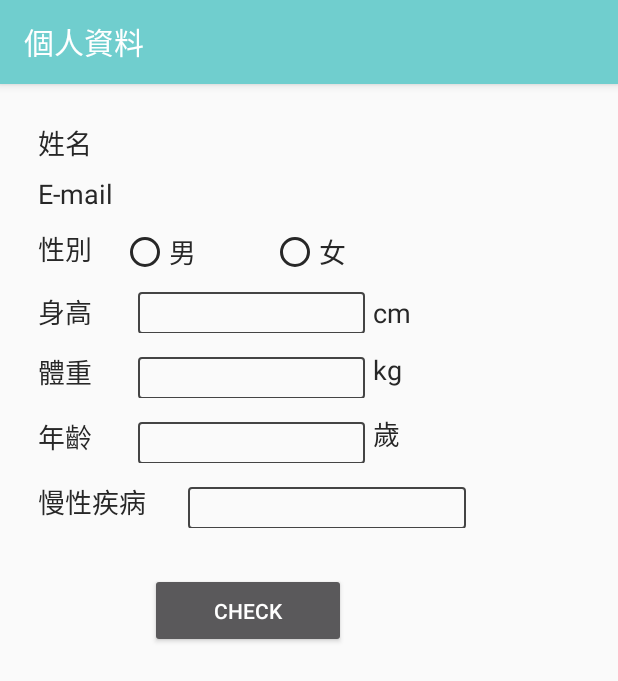
After one commit to weiwei1204/MedicineAPP, an Android app: the informationActivity screen opened directly, with no data from a screen before it, on a phone screen of 412 x 824 dp. The commit adds this screen. Shown: the top 681 px of the screen. Run offline under Robolectric (Android 15) with nearby library versions, the phone set to English and light mode, and no system bars; our stand-ins replace Volley; network calls fail; 2 statements that could not run were skipped.

Commit message:
個人資訊頁面

```diff
--- a/app/src/main/java/com/example/carrie/carrie_test1/LoginActivity.java
+++ b/app/src/main/java/com/example/carrie/carrie_test1/LoginActivity.java
@@ -4,14 +4,19 @@ import android.content.Intent;
 import android.os.Bundle;
 import android.support.annotation.NonNull;
 import android.support.v7.app.AppCompatActivity;
+import android.util.Log;
 import android.view.View;
-import android.widget.Button;
-import android.widget.EditText;
 import android.widget.LinearLayout;
 import android.widget.TextView;
 import android.widget.Toast;
 
+import com.android.volley.AuthFailureError;
+import com.android.volley.Request;
 import com.android.volley.RequestQueue;
+import com.android.volley.Response;
+import com.android.volley.VolleyError;
+import com.android.volley.toolbox.StringRequest;
+import com.android.volley.toolbox.Volley;
 import com.google.android.gms.auth.api.Auth;
 import com.google.android.gms.auth.api.signin.GoogleSignInAccount;
 import com.google.android.gms.auth.api.signin.GoogleSignInOptions;
@@ -23,17 +28,27 @@ import com.google.android.gms.common.api.ResultCallback;
 import com.google.android.gms.common.api.Status;
 import com.kosalgeek.asynctask.AsyncResponse;
 
+import java.io.BufferedReader;
+import java.io.ByteArrayOutputStream;
+import java.io.IOException;
+import java.io.InputStream;
+import java.io.InputStreamReader;
+import java.net.HttpURLConnection;
+import java.net.URL;
+import java.util.HashMap;
+import java.util.Map;
+
 public class LoginActivity extends AppCompatActivity implements View.OnClickListener,GoogleApiClient.OnConnectionFailedListener,AsyncResponse {
 
     private LinearLayout Prof_Section2;
     private SignInButton SignIn;
-    private TextView Name,Email;
+    public TextView Name,Email;
     public GoogleApiClient googleApiCliente;
     private static final int REQ_CODE = 9001;
-    EditText ET_name,ET_username,ET_email;
-    String name1,username1,email1;
-    Button insert;
+    String gname,gemail,googleid;
     RequestQueue requestQueue;
+    String insertUrl = "http://140.136.47.56/client2/insert.php/";
+    String inputStr;
 
 
 
@@ -75,14 +90,6 @@ public class LoginActivity extends AppCompatActivity implements View.OnClickList
 //                break;
         }
 
-//        HashMap postData=new HashMap();
-//
-//        postData.put("mobile","android");
-//        postData.put("Username","weiwei");
-//        postData.put("Password","12345");
-//
-//        PostResponseAsyncTask task = new PostResponseAsyncTask(this,postData);
-//        task.execute("http://127.0.0.1/client2/member.php");
     }
 
 
@@ -108,6 +115,7 @@ public class LoginActivity extends AppCompatActivity implements View.OnClickList
 
     private  void  signOut() {
 
+
         Auth.GoogleSignInApi.signOut(googleApiCliente).setResultCallback(new ResultCallback<Status>() {
             @Override
             public void onResult(@NonNull Status status) {
@@ -124,9 +132,13 @@ public class LoginActivity extends AppCompatActivity implements View.OnClickList
             GoogleSignInAccount account = result.getSignInAccount();
             String name = account.getDisplayName();
             String email = account.getEmail();
+            String google =account.getId();
+            gname=name;
+            gemail=email;
+            googleid=google;
+
+            member();
             String username="rita";
-            Name.setText(name);
-            Email.setText(email);
             updateUI(true);
 
         }
@@ -136,11 +148,96 @@ public class LoginActivity extends AppCompatActivity implements View.OnClickList
 
     }
 
+
+    public void member(){
+
+        requestQueue = Volley.newRequestQueue(getApplicationContext());
+
+        final StringRequest request = new StringRequest(Request.Method.POST, insertUrl, new Response.Listener<String>() {
+                    @Override
+                    public void onResponse(String response) {
+//                        Log.d("asdfg","1");
+//                        Log.i("asdfg",response);
+                    }
+                }, new Response.ErrorListener() {
+                    @Override
+                    public void onErrorResponse(VolleyError error) {
+                    }
+                }){
+                    protected Map<String,String> getParams() throws AuthFailureError {
+                        Map<String, String> parameters = new HashMap<String, String>();
+                        parameters.put("username", gname);
+                        parameters.put("password", gemail);
+                        parameters.put("google_id", googleid);
+                        Log.d("my",parameters.toString());
+                        check();
+//                        try {
+//                            Log.d("qqqqq","333");
+//
+//                            URL url = new URL(insertUrl);
+//                            HttpURLConnection httpHandler = (HttpURLConnection) url.openConnection();
+//                            httpHandler.setRequestMethod("GET");
+//                            httpHandler.setDoInput(true);
+//                            InputStream is = httpHandler.getInputStream();
+//                            BufferedReader br = new BufferedReader(new InputStreamReader(is));
+//                            inputStr = br.readLine();
+//                            Log.d("qqqqq","555");
+//
+//                            Log.d("qqqqq",inputStr);
+//                        } catch(Exception e){
+//                            Log.d("ErrorMessage", e.getLocalizedMessage());
+//                        }
+                        return parameters;
+
+
+                    }
+                };
+                requestQueue.add(request);
+
+
+
+    }
+
+
+    public void check() {
+        Log.d("aaa","1");
+        try {
+            URL url = new URL(insertUrl);
+            HttpURLConnection connection = (HttpURLConnection) url.openConnection();
+            Log.d("aaa","2");
+
+//            connection.connect();
+//            Log.d("aaa","3");
+            connection.setRequestMethod("GET");
+            connection.setDoInput(true);
+            Log.d("aaa","3");
+            InputStream is = connection.getInputStream();
+            Log.d("aaa","4");
+
+            ByteArrayOutputStream byteArrayOutputStream=new ByteArrayOutputStream();
+            BufferedReader streamReader = new BufferedReader(new InputStreamReader(is, "UTF-8"));
+            Log.d("aaa","5");
+
+            while ((inputStr = streamReader.readLine()) != null) {
+                Log.d("aaa","6");
+
+                Log.d("aaa",inputStr);
+            }
+        } catch (IOException e) {
+            e.printStackTrace();
+        }
+    }
+
     private void updateUI(boolean isLogin){
 
         if (isLogin){
 
-                Intent it = new Intent(this,MainActivity.class);
+                Intent it = new Intent(this,informationActivity.class);
+            Bundle bundle = new Bundle();
+            bundle.putString("name",gname);
+            bundle.putString("email",gemail);
+            Log.d("mm",bundle.getString("email"));
+            it.putExtras(bundle);   // 記得put進去，不然資料不會帶過去哦
                 startActivity(it);
 
 //            Prof_Section.setVisibility(View.VISIBLE);
@@ -153,7 +250,7 @@ public class LoginActivity extends AppCompatActivity implements View.OnClickList
 
     }
 
-    protected void onActivityResult(int requestCode, int resultCode, Intent data){
+    public void onActivityResult(int requestCode, int resultCode, Intent data){
         super.onActivityResult(requestCode,resultCode,data);
 
         if (requestCode==REQ_CODE){
@@ -164,6 +261,8 @@ public class LoginActivity extends AppCompatActivity implements View.OnClickList
 
 
 
+
+
     public void goback(View v){
         finish();
     }
--- a/app/src/main/java/com/example/carrie/carrie_test1/Main2.java
+++ b/app/src/main/java/com/example/carrie/carrie_test1/Main2.java
@@ -1,15 +1,14 @@
 package com.example.carrie.carrie_test1;
 
+import android.app.Activity;
+import android.content.Intent;
 import android.os.Bundle;
-import android.app.Activity;
 import android.os.Handler;
-import android.content.Intent;
-import android.view.WindowManager;
 
 public class Main2 extends Activity {
 
 
-    private static int SPLASH_TIME_OUT=4000;
+    private static int SPLASH_TIME_OUT=1000;
 
 
     @Override
--- a/app/src/main/java/com/example/carrie/carrie_test1/RobotActivity.java
+++ b/app/src/main/java/com/example/carrie/carrie_test1/RobotActivity.java
@@ -24,15 +24,13 @@ public class RobotActivity extends Activity {
     EditText name, paasword;
     Button insert;
     RequestQueue requestQueue;
-    String insertUrl = "http://140.136.47.47/client2/insert.php/";
+    String insertUrl = "http://140.136.47.56/client2/insert.php/";
 
 
     @Override
     protected void onCreate(Bundle savedInstanceState) {
-        Log.d("myTag", "This is my message");
         super.onCreate(savedInstanceState);
         setContentView(R.layout.activity_robot);
-        Log.d("my", "view");
 
         name = (EditText) findViewById(R.id.e1);
         paasword = (EditText) findViewById(R.id.e2);
@@ -67,7 +65,7 @@ public class RobotActivity extends Activity {
 
                    }
                 };
-                Log.d("my",request.toString());
+                Log.d("pp",request.toString());
                 requestQueue.add(request);
             }
 
--- /dev/null
+++ b/app/src/main/java/com/example/carrie/carrie_test1/informationActivity.java
@@ -0,0 +1,76 @@
+package com.example.carrie.carrie_test1;
+
+import android.content.Intent;
+import android.os.Bundle;
+import android.support.v7.app.AppCompatActivity;
+import android.view.View;
+import android.widget.TextView;
+
+import com.android.volley.Request;
+import com.android.volley.RequestQueue;
+import com.android.volley.Response;
+import com.android.volley.VolleyError;
+import com.android.volley.toolbox.JsonObjectRequest;
+import com.android.volley.toolbox.Volley;
+
+import org.json.JSONArray;
+import org.json.JSONObject;
+
+public class informationActivity extends AppCompatActivity{
+
+    private TextView Name,Email;
+    private static final int REQ_CODE = 9001;
+    RequestQueue requestQueue;
+    String insertUrl = "http://140.136.47.47/client2/insert.php/";
+    String showtUrl = "http://140.136.47.47/client2/showmember.php/";
+
+
+
+
+    @Override
+    protected void onCreate(Bundle savedInstanceState) {
+        super.onCreate(savedInstanceState);
+        setContentView(R.layout.activity_information);
+        Name = (TextView)findViewById(R.id.Name);
+        Email = (TextView)findViewById(R.id.email);
+
+        LoginActivity la = new LoginActivity();
+
+        Bundle bundle = getIntent().getExtras();
+        String gemail = bundle.getString("email");
+        String gname = bundle.getString("name");
+        Name.setText(gname);
+        Email.setText(gemail);
+
+        requestQueue = Volley.newRequestQueue(getApplicationContext());
+
+    }
+
+
+    public void showmember(){
+
+        JsonObjectRequest jsonObjectRequest = new JsonObjectRequest(Request.Method.POST, showtUrl, new Response.Listener<JSONObject>() {
+            @Override
+            public void onResponse(JSONObject response) {
+                try {
+                    JSONArray students=response.getJSONArray("tbl_client");
+                } catch (Exception e) {
+                    e.printStackTrace();
+                }
+            }
+        },new Response.ErrorListener(){
+            @Override
+            public void onErrorResponse(VolleyError error){
+
+            }
+
+        });
+    }
+
+
+
+    public void gotoMainActivity(View v){ //連到搜尋藥品資訊頁面
+        Intent it = new Intent(this,MainActivity.class);
+        startActivity(it);
+    }
+}
--- /dev/null
+++ b/app/src/main/res/drawable/informationborder.xml
@@ -0,0 +1,23 @@
+<?xml version="1.0" encoding="utf-8"?>
+<shape xmlns:android="http://schemas.android.com/apk/res/android" android:shape="rectangle" >
+    <corners
+        android:radius="2dp"
+        />
+    <solid
+        android:color="#00000000"
+        />
+    <padding
+        android:left="0dp"
+        android:top="0dp"
+        android:right="0dp"
+        android:bottom="0dp"
+        />
+    <size
+        android:width="100sp"
+        android:height="60dp"
+        />
+    <stroke
+        android:width="1dp"
+        android:color="#444444"
+        />
+</shape>
--- /dev/null
+++ b/app/src/main/res/layout/activity_information.xml
@@ -0,0 +1,333 @@
+<?xml version="1.0" encoding="utf-8"?>
+<android.support.constraint.ConstraintLayout xmlns:android="http://schemas.android.com/apk/res/android"
+    xmlns:app="http://schemas.android.com/apk/res-auto"
+    xmlns:tools="http://schemas.android.com/tools"
+    android:layout_width="match_parent"
+    android:layout_height="match_parent"
+    android:background="#FAFAFA"
+    tools:context="com.example.carrie.carrie_test1.informationActivity">
+
+    <TableLayout
+        android:layout_width="344dp"
+        android:layout_height="495dp"
+        tools:layout_editor_absoluteX="8dp"
+        tools:layout_editor_absoluteY="8dp">
+
+        <TableRow
+            android:layout_width="match_parent"
+            android:layout_height="match_parent">
+
+            <LinearLayout
+                android:layout_width="match_parent"
+                android:layout_height="match_parent"
+                android:orientation="horizontal">
+
+                <TextView
+                    android:id="@+id/textname"
+                    android:layout_width="60dp"
+                    android:layout_height="25dp"
+                    android:layout_marginLeft="25dp"
+                    android:layout_marginTop="25dp"
+                    android:layout_weight="1"
+                    android:text="姓名"
+                    android:textColor="#272727"
+                    android:textSize="8pt" />
+
+                <TextView
+                    android:id="@+id/Name"
+                    android:layout_width="220dp"
+                    android:layout_height="25dp"
+                    android:layout_marginLeft="5dp"
+                    android:layout_marginTop="25dp"
+                    android:textColor="#272727"
+                    android:textSize="8pt" />
+
+            </LinearLayout>
+        </TableRow>
+
+        <TableRow
+            android:layout_width="match_parent"
+            android:layout_height="match_parent">
+
+            <LinearLayout
+                android:layout_width="match_parent"
+                android:layout_height="match_parent"
+                android:orientation="horizontal">
+
+                <TextView
+                    android:id="@+id/textemail"
+                    android:layout_width="60dp"
+                    android:layout_height="25dp"
+                    android:layout_marginLeft="25dp"
+                    android:layout_marginTop="10dp"
+                    android:layout_weight="1"
+                    android:text="E-mail"
+                    android:textColor="#272727"
+                    android:textSize="8pt" />
+
+                <TextView
+                    android:id="@+id/email"
+                    android:layout_width="220dp"
+                    android:layout_height="25dp"
+                    android:layout_marginLeft="5dp"
+                    android:layout_marginTop="10dp"
+                    android:text="TextView"
+                    android:textColor="#272727"
+                    android:textSize="8pt" />
+
+            </LinearLayout>
+        </TableRow>
+
+        <TableRow
+            android:layout_width="match_parent"
+            android:layout_height="match_parent">
+
+            <LinearLayout
+                android:layout_width="match_parent"
+                android:layout_height="match_parent"
+                android:orientation="horizontal">
+
+                <TextView
+                    android:id="@+id/textsex"
+                    android:layout_width="10dp"
+                    android:layout_height="25dp"
+                    android:layout_marginLeft="25dp"
+                    android:layout_marginTop="10dp"
+                    android:layout_weight="1"
+                    android:text="性別"
+                    android:textColor="#272727"
+                    android:textSize="8pt" />
+
+                <RadioGroup
+                    android:layout_width="200dp"
+                    android:layout_height="wrap_content"
+                    android:orientation="horizontal"
+                    android:layout_marginRight="30dp">
+
+                    <RadioButton
+                        android:id="@+id/radiosex1"
+                        android:layout_width="wrap_content"
+                        android:layout_height="wrap_content"
+                        android:layout_marginTop="10dp"
+                        android:layout_weight="1"
+                        android:text="男"
+                        android:textColor="#272727"
+                        android:textSize="8pt"
+                        android:buttonTint="#272727"/>
+
+                    <RadioButton
+                        android:id="@+id/radiosex2"
+                        android:layout_width="wrap_content"
+                        android:layout_height="wrap_content"
+                        android:layout_marginTop="10dp"
+                        android:layout_weight="1"
+                        android:text="女"
+                        android:textColor="#272727"
+                        android:textSize="8pt"
+                        android:buttonTint="#272727"/>
+
+                </RadioGroup>
+            </LinearLayout>
+        </TableRow>
+
+
+        <TableRow
+            android:layout_width="match_parent"
+            android:layout_height="match_parent">
+
+            <LinearLayout
+                android:layout_width="match_parent"
+                android:layout_height="match_parent"
+                android:orientation="horizontal">
+
+                <TextView
+                    android:id="@+id/textheight"
+                    android:layout_width="10dp"
+                    android:layout_height="25dp"
+                    android:layout_marginLeft="25dp"
+                    android:layout_marginTop="10dp"
+                    android:layout_weight="1"
+                    android:text="身高"
+                    android:textColor="#272727"
+                    android:textSize="8pt" />
+
+
+                <EditText
+                    android:id="@+id/hight"
+                    android:layout_width="100dp"
+                    android:layout_height="28dp"
+                    android:layout_marginLeft="5dp"
+                    android:layout_marginTop="10dp"
+                    android:layout_weight="1"
+                    android:ems="10"
+                    android:background="@drawable/informationborder"
+                    android:textColor="#272727"
+                    android:textSize="8pt"
+                    android:inputType="number"/>
+
+                <TextView
+                    android:id="@+id/textcm"
+                    android:layout_width="10dp"
+                    android:layout_height="25dp"
+                    android:layout_marginLeft="5dp"
+                    android:layout_marginTop="10dp"
+                    android:layout_weight="1"
+                    android:text="cm"
+                    android:textColor="#272727"
+                    android:textSize="8pt" />
+
+            </LinearLayout>
+        </TableRow>
+
+        <TableRow
+            android:layout_width="match_parent"
+            android:layout_height="match_parent">
+
+            <LinearLayout
+                android:layout_width="match_parent"
+                android:layout_height="match_parent"
+                android:orientation="horizontal">
+
+                <TextView
+                    android:id="@+id/textweight"
+                    android:layout_width="10dp"
+                    android:layout_height="25dp"
+                    android:layout_marginLeft="25dp"
+                    android:layout_marginTop="12dp"
+                    android:layout_weight="1"
+                    android:text="體重"
+                    android:textColor="#272727"
+                    android:textSize="8pt" />
+
+
+                <EditText
+                    android:id="@+id/weight"
+                    android:layout_width="100dp"
+                    android:layout_height="28dp"
+                    android:layout_marginLeft="5dp"
+                    android:layout_marginTop="15dp"
+                    android:layout_weight="1"
+                    android:ems="10"
+                    android:background="@drawable/informationborder"
+                    android:inputType="number"
+                    android:textColor="#272727"
+                    android:textSize="8pt" />
+
+                <TextView
+                    android:id="@+id/textkg"
+                    android:layout_width="10dp"
+                    android:layout_height="25dp"
+                    android:layout_marginLeft="5dp"
+                    android:layout_marginTop="10dp"
+                    android:layout_weight="1"
+                    android:text="kg"
+                    android:textColor="#272727"
+                    android:textSize="8pt" />
+
+            </LinearLayout>
+        </TableRow>
+
+        <TableRow
+            android:layout_width="match_parent"
+            android:layout_height="match_parent">
+
+            <LinearLayout
+                android:layout_width="match_parent"
+                android:layout_height="match_parent"
+                android:orientation="horizontal">
+
+                <TextView
+                    android:id="@+id/textage"
+                    android:layout_width="10dp"
+                    android:layout_height="25dp"
+                    android:layout_marginLeft="25dp"
+                    android:layout_marginTop="12dp"
+                    android:layout_weight="1"
+                    android:text="年齡"
+                    android:textColor="#272727"
+                    android:textSize="8pt" />
+
+
+                <EditText
+                    android:id="@+id/age"
+                    android:layout_width="100dp"
+                    android:layout_height="28dp"
+                    android:layout_marginLeft="5dp"
+                    android:layout_marginTop="15dp"
+                    android:layout_weight="1"
+                    android:ems="10"
+                    android:background="@drawable/informationborder"
+                    android:inputType="number"
+                    android:textColor="#272727"
+                    android:textSize="8pt" />
+
+                <TextView
+                    android:id="@+id/textage2"
+                    android:layout_width="10dp"
+                    android:layout_height="25dp"
+                    android:layout_marginLeft="5dp"
+                    android:layout_marginTop="10dp"
+                    android:layout_weight="1"
+                    android:text="歲"
+                    android:textColor="#272727"
+                    android:textSize="8pt" />
+
+            </LinearLayout>
+        </TableRow>
+
+
+        <TableRow
+            android:layout_width="match_parent"
+            android:layout_height="match_parent">
+
+            <LinearLayout
+                android:layout_width="match_parent"
+                android:layout_height="match_parent"
+                android:orientation="horizontal">
+
+                <TextView
+                    android:id="@+id/texteffect"
+                    android:layout_width="10dp"
+                    android:layout_height="25dp"
+                    android:layout_marginLeft="25dp"
+                    android:layout_marginTop="12dp"
+                    android:layout_weight="1"
+                    android:text="慢性疾病"
+                    android:textColor="#272727"
+                    android:textSize="8pt" />
+
+
+                <EditText
+                    android:id="@+id/effect"
+                    android:layout_width="100dp"
+                    android:layout_height="28dp"
+                    android:layout_marginLeft="5dp"
+                    android:layout_marginTop="15dp"
+                    android:layout_weight="1"
+                    android:ems="10"
+                    android:background="@drawable/informationborder"
+                    android:inputType="number"
+                    android:textColor="#272727"
+                    android:textSize="8pt" />
+
+
+            </LinearLayout>
+        </TableRow>
+
+        <TableRow
+            android:layout_width="match_parent"
+            android:layout_height="match_parent" >
+
+            <Button
+                android:id="@+id/buttonck"
+                android:layout_width="30dp"
+                android:layout_height="50dp"
+                android:layout_marginTop="30dp"
+                android:layout_marginLeft="100dp"
+                android:layout_marginRight="80dp"
+                android:onClick="gotoMainActivity"
+                android:text="Check" />
+        </TableRow>
+
+    </TableLayout>
+</android.support.constraint.ConstraintLayout>
--- a/app/src/main/res/layout/activity_login.xml
+++ b/app/src/main/res/layout/activity_login.xml
@@ -60,17 +60,17 @@
             android:layout_marginLeft="100dp"
             ></com.google.android.gms.common.SignInButton>
         <!--android:background="@drawable/loginbutton"-->
-        <TextView
-            android:id="@+id/Name"
-            android:layout_width="match_parent"
-            android:layout_height="wrap_content"
-            android:text="TextView" />
+        <!--<TextView-->
+            <!--android:id="@+id/Name"-->
+            <!--android:layout_width="match_parent"-->
+            <!--android:layout_height="wrap_content"-->
+            <!--android:text="TextView" />-->
 
-        <TextView
-            android:id="@+id/email"
-            android:layout_width="match_parent"
-            android:layout_height="wrap_content"
-            android:text="TextView" />
+        <!--<TextView-->
+            <!--android:id="@+id/email"-->
+            <!--android:layout_width="match_parent"-->
+            <!--android:layout_height="wrap_content"-->
+            <!--android:text="TextView" />-->
 
     </LinearLayout>
 
--- a/app/src/main/res/values/strings.xml
+++ b/app/src/main/res/values/strings.xml
@@ -17,7 +17,7 @@
     <string name="title_activity_schedule">用藥排程</string>
     <string name="title_activity_main2">歡迎畫面</string>
     <string name="title_activity_chat">chat</string>
-
+    <string name="title_activity_information">個人資料</string>
 
 
 </resources>
```
